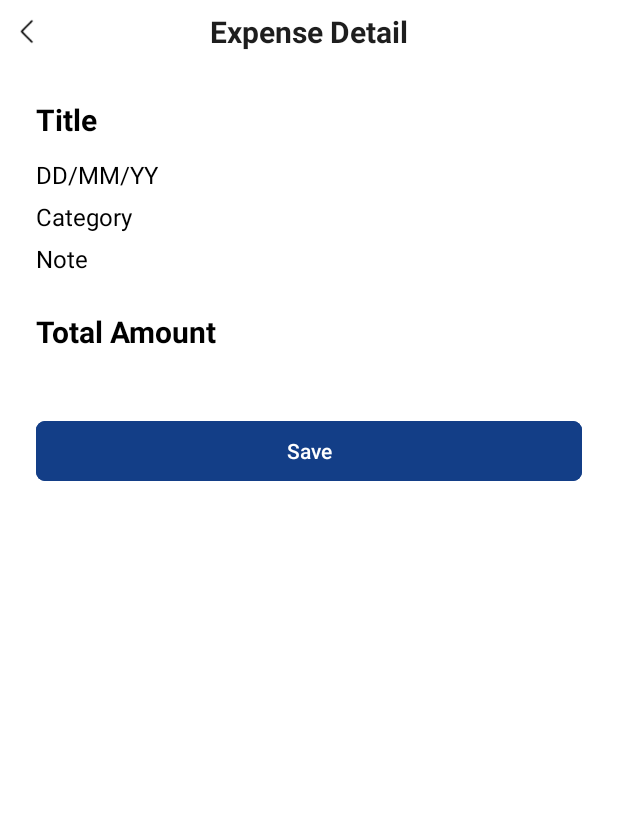
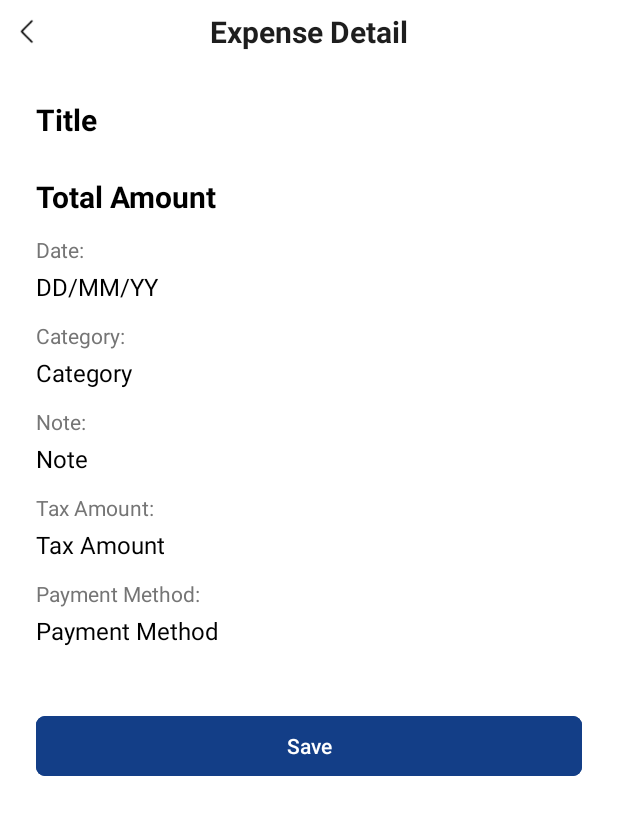
Before and after one commit to Bangkit-Capstone-C242-PS354/android, an Android app: the ExpenseDetailActivity screen opened directly, with no data from a screen before it, on a phone screen of 412 x 824 dp. Shown: the top 815 px of the screen. Run offline under Robolectric (Android 15) with nearby library versions, the light colour scheme and no system bars; pictures from the network do not load.

Commit message:
feat: added tax and payment method field

```diff
--- a/app/src/main/res/layout/activity_expense_detail.xml
+++ b/app/src/main/res/layout/activity_expense_detail.xml
@@ -19,7 +19,7 @@
             android:gravity="center"
             android:orientation="horizontal">
 
-            <TextView
+             <TextView
                 android:layout_width="match_parent"
                 android:layout_height="wrap_content"
                 android:text="@string/expense_detail"
@@ -55,37 +55,7 @@
             android:textStyle="bold" />
 
         <TextView
-            android:id="@+id/tv_date"
-            android:layout_width="match_parent"
-            android:layout_height="wrap_content"
-            android:layout_marginHorizontal="24dp"
-            android:layout_marginTop="12dp"
-            android:text="DD/MM/YY"
-            android:textColor="@color/black"
-            android:textSize="16sp"/>
-
-        <TextView
-            android:id="@+id/tv_category"
-            android:layout_width="match_parent"
-            android:layout_height="wrap_content"
-            android:layout_marginHorizontal="24dp"
-            android:layout_marginTop="6dp"
-            android:text="Category"
-            android:textColor="@color/black"
-            android:textSize="16sp"/>
-
-        <TextView
-            android:id="@+id/tv_note"
-            android:layout_width="match_parent"
-            android:layout_height="wrap_content"
-            android:layout_marginHorizontal="24dp"
-            android:layout_marginTop="6dp"
-            android:text="Note"
-            android:textColor="@color/black"
-            android:textSize="16sp"/>
-
-        <TextView
-            android:id="@+id/tv_amount"
+            android:id="@+id/tv_total_amount"
             android:layout_width="match_parent"
             android:layout_height="wrap_content"
             android:layout_marginHorizontal="24dp"
@@ -94,6 +64,101 @@
             android:textColor="@color/black"
             android:textSize="20sp"
             android:textStyle="bold" />
+
+        <TextView
+            android:layout_width="match_parent"
+            android:layout_height="wrap_content"
+            android:layout_marginHorizontal="24dp"
+            android:layout_marginTop="12dp"
+            android:text="Date:"
+            android:textColor="@color/grey"
+            android:textSize="14sp"/>
+
+        <TextView
+            android:id="@+id/tv_date"
+            android:layout_width="match_parent"
+            android:layout_height="wrap_content"
+            android:layout_marginHorizontal="24dp"
+            android:layout_marginTop="4dp"
+            android:text="DD/MM/YY"
+            android:textColor="@color/black"
+            android:textSize="16sp"/>
+
+        <TextView
+            android:layout_width="match_parent"
+            android:layout_height="wrap_content"
+            android:layout_marginHorizontal="24dp"
+            android:layout_marginTop="12dp"
+            android:text="Category:"
+            android:textColor="@color/grey"
+            android:textSize="14sp"/>
+
+        <TextView
+            android:id="@+id/tv_category"
+            android:layout_width="match_parent"
+            android:layout_height="wrap_content"
+            android:layout_marginHorizontal="24dp"
+            android:layout_marginTop="4dp"
+            android:text="Category"
+            android:textColor="@color/black"
+            android:textSize="16sp"/>
+
+        <TextView
+            android:layout_width="match_parent"
+            android:layout_height="wrap_content"
+            android:layout_marginHorizontal="24dp"
+            android:layout_marginTop="12dp"
+            android:text="Note:"
+            android:textColor="@color/grey"
+            android:textSize="14sp"/>
+
+        <TextView
+            android:id="@+id/tv_note"
+            android:layout_width="match_parent"
+            android:layout_height="wrap_content"
+            android:layout_marginHorizontal="24dp"
+            android:layout_marginTop="4dp"
+            android:text="Note"
+            android:textColor="@color/black"
+            android:textSize="16sp"/>
+
+        <TextView
+            android:layout_width="match_parent"
+            android:layout_height="wrap_content"
+            android:layout_marginHorizontal="24dp"
+            android:layout_marginTop="12dp"
+            android:text="Tax Amount:"
+            android:textColor="@color/grey"
+            android:textSize="14sp"/>
+
+        <TextView
+            android:id="@+id/tv_tax_amount"
+            android:layout_width="match_parent"
+            android:layout_height="wrap_content"
+            android:layout_marginHorizontal="24dp"
+            android:layout_marginTop="4dp"
+            android:text="Tax Amount"
+            android:textColor="@color/black"
+            android:textSize="16sp"/>
+
+        <TextView
+            android:layout_width="match_parent"
+            android:layout_height="wrap_content"
+            android:layout_marginHorizontal="24dp"
+            android:layout_marginTop="12dp"
+            android:text="Payment Method:"
+            android:textColor="@color/grey"
+            android:textSize="14sp"/>
+
+        <TextView
+            android:id="@+id/tv_payment_method_value"
+            android:layout_width="match_parent"
+            android:layout_height="wrap_content"
+            android:layout_marginHorizontal="24dp"
+            android:layout_marginTop="4dp"
+            android:text="Payment Method"
+            android:textColor="@color/black"
+            android:textSize="16sp"/>
 
         <androidx.cardview.widget.CardView
             android:layout_width="match_parent"
--- a/app/src/main/res/values/colors.xml
+++ b/app/src/main/res/values/colors.xml
@@ -15,4 +15,6 @@
     <color name="primaryGreen">#3FB52C</color>
     <color name="lightGreen">#EAFFE7</color>
 
+    <color name="grey">#757575</color>
+
 </resources>
--- a/app/src/main/res/values/strings.xml
+++ b/app/src/main/res/values/strings.xml
@@ -67,4 +67,6 @@
     <string name="processing_message">Processing Message</string>
     <string name="cancel">Cancel</string>
     <string name="loading">Loading Data</string>
+    <string name="tax_amount">Tax Amount</string>
+    <string name="payment_method">Payment Method</string>
 </resources>
```
Also changed, not shown: app/src/main/java/com/capstone/bankit/data/models/ExpenseDetailResponse.kt (+7 -1 lines), app/src/main/java/com/capstone/bankit/data/models/ExpensePostResponse.kt (+7 -1 lines), app/src/main/java/com/capstone/bankit/data/models/ExpenseRequest.kt (+6 -1 lines), app/src/main/java/com/capstone/bankit/ui/expense/ExpenseActivity.kt (+19 -9 lines), app/src/main/java/com/capstone/bankit/ui/expensedetail/ExpenseDetailActivity.kt (+5 -3 lines), app/src/main/java/com/capstone/bankit/utils/Constants.kt (+9 -0 lines), app/src/main/res/layout/activity_expense.xml (+21 -0 lines).
